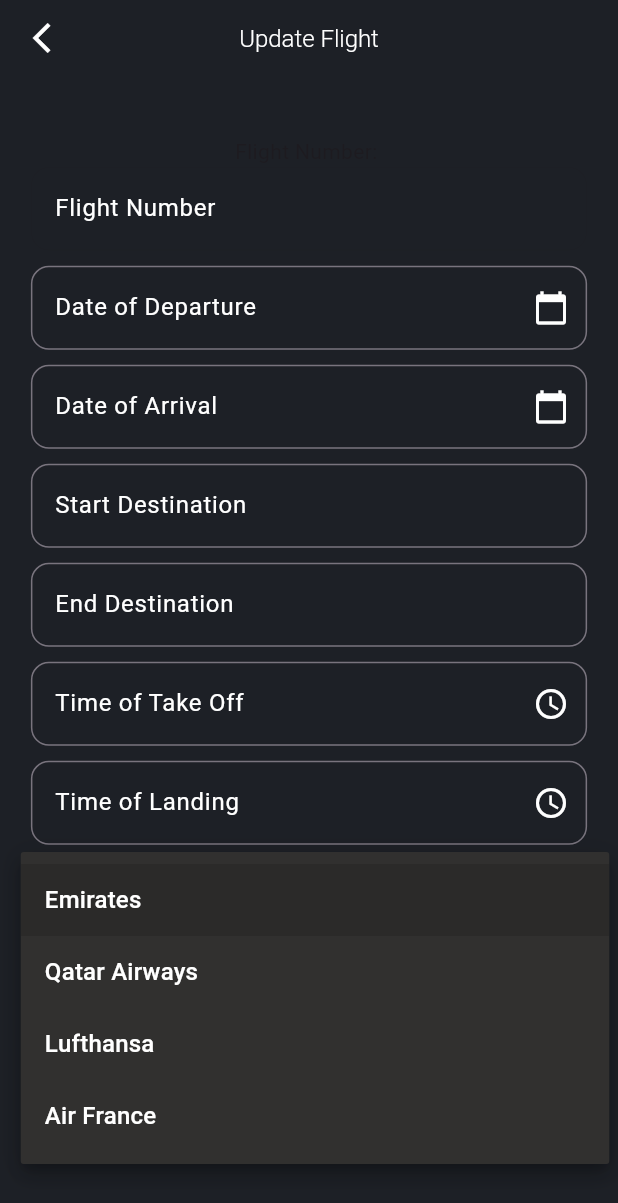
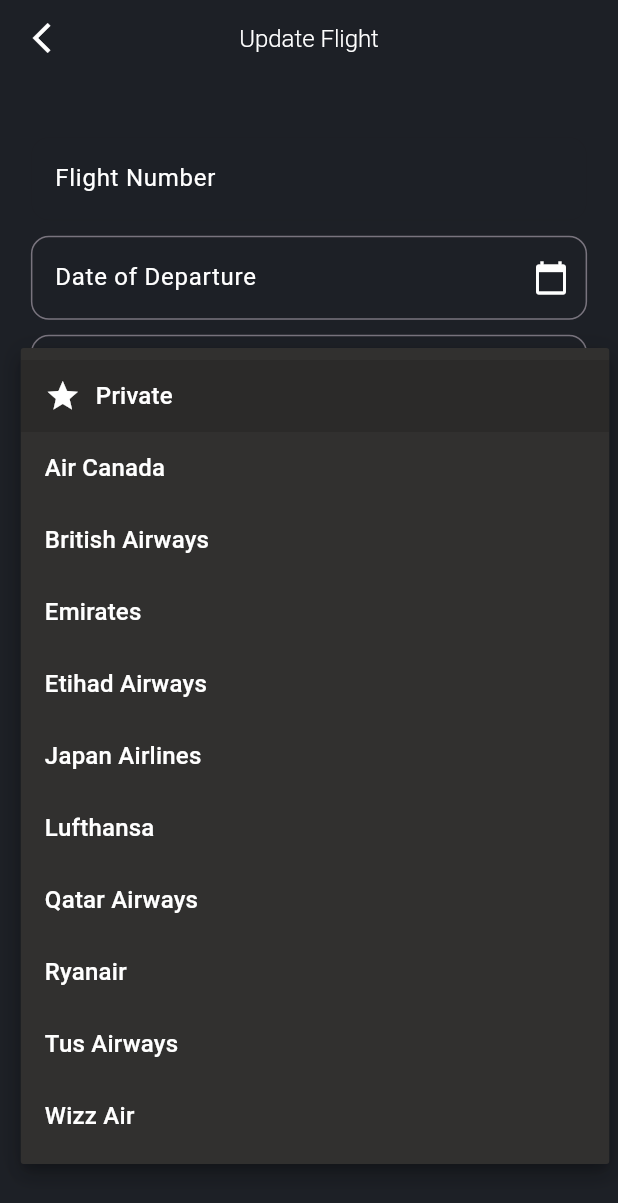
Before and after one commit to janfelber/SkyJournal, a Flutter app: the UpadateFlight screen opened directly with empty values, after a tap on the "arrow drop down" icon, on a phone screen of 412 x 824 dp. Shown: the top 1203 px of the screen. Run offline on Flutter 3.47's test engine with Material 3 defaults, Android fonts, the phone set to English and light mode, and no system bars; our stand-ins replace cloud_firestore, firebase_auth, firebase_core, flutter_local_notifications, flutter_svg, geocoding and 9 more; missing offline and left inert: dart:ffi, maps_curved_line; accounts and stored records are empty; project files that could hold a hidden picture were left out.

Commit message:
small map and airlines
small map should work properly
airlines was reduced to size of 11

```diff
--- a/sky_journal/lib/module/flight_module/addflight_page.dart
+++ b/sky_journal/lib/module/flight_module/addflight_page.dart
@@ -26,15 +26,13 @@ class _AddFlightPageState extends State<AddFlightPage> {
   String avgSpeed = "0";
 
   final airlines = [
+    'Private',
     'Air Canada',
-    'Air France',
     'British Airways',
-    'EasyJet',
     'Emirates',
     'Etihad Airways',
     'Japan Airlines',
     'Lufthansa',
-    'Personal',
     'Qatar Airways',
     'Ryanair',
     'Tus Airways',
@@ -525,9 +523,17 @@ class _AddFlightPageState extends State<AddFlightPage> {
 
   DropdownMenuItem<String> buildMenuItem(String item) => DropdownMenuItem(
         value: item,
-        child: Text(
-          item,
-          style: TextStyle(color: Colors.white),
+        child: Row(
+          children: [
+            if (item == 'Private') ...[
+              Icon(Icons.star, color: Colors.white),
+              SizedBox(width: 10),
+            ],
+            Text(
+              item,
+              style: TextStyle(color: Colors.white),
+            ),
+          ],
         ),
       );
 }
--- a/sky_journal/lib/module/flight_module/updateflight_page.dart
+++ b/sky_journal/lib/module/flight_module/updateflight_page.dart
@@ -45,7 +45,19 @@ class _UpadateFlightState extends State<UpadateFlight> {
 
   String? selectedAirline;
 
-  final airlines = ['Emirates', 'Qatar Airways', 'Lufthansa', 'Air France'];
+  final airlines = [
+    'Private',
+    'Air Canada',
+    'British Airways',
+    'Emirates',
+    'Etihad Airways',
+    'Japan Airlines',
+    'Lufthansa',
+    'Qatar Airways',
+    'Ryanair',
+    'Tus Airways',
+    'Wizz Air',
+  ];
 
   final FirestoreDatabase database = FirestoreDatabase();
 
@@ -155,7 +167,6 @@ class _UpadateFlightState extends State<UpadateFlight> {
                 horizontal: screenWidth * 0.05, vertical: screenHeight * 0.05),
             child: Column(
               children: [
-                Text('Flight Number: ${widget.flightNumber}'),
                 MyTextField(
                   hintText: 'Flight Number',
                   controller: _flightNumberController,
@@ -484,7 +495,9 @@ class _UpadateFlightState extends State<UpadateFlight> {
                     ),
                   ),
                 ),
-                Text('Airline: ${widget.airline}'),
+                SizedBox(
+                  height: 50.0,
+                ),
                 MyButton(text: 'Edit Flight', onTap: editFlight, color: Primary)
               ],
             ),
@@ -496,9 +509,17 @@ class _UpadateFlightState extends State<UpadateFlight> {
 
   DropdownMenuItem<String> buildMenuItem(String item) => DropdownMenuItem(
         value: item,
-        child: Text(
-          item,
-          style: TextStyle(color: Colors.white),
+        child: Row(
+          children: [
+            if (item == 'Private') ...[
+              Icon(Icons.star, color: Colors.white),
+              SizedBox(width: 10),
+            ],
+            Text(
+              item,
+              style: TextStyle(color: Colors.white),
+            ),
+          ],
         ),
       );
 }
```
Also changed, not shown: sky_journal/lib/module/flight_module/components/utils/airlines_convertor.dart (+8 -14 lines), sky_journal/lib/module/flight_module/flight_details_page.dart (+7 -2 lines), sky_journal/assets/airlines/easyjet_logo.png (deleted).
